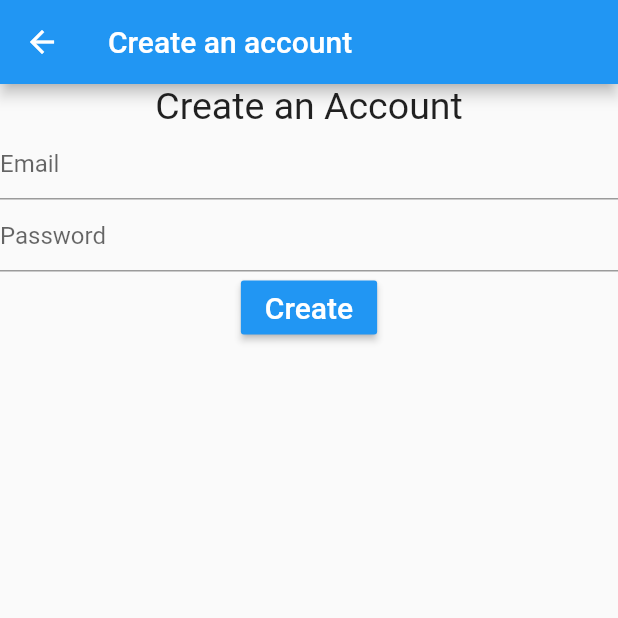
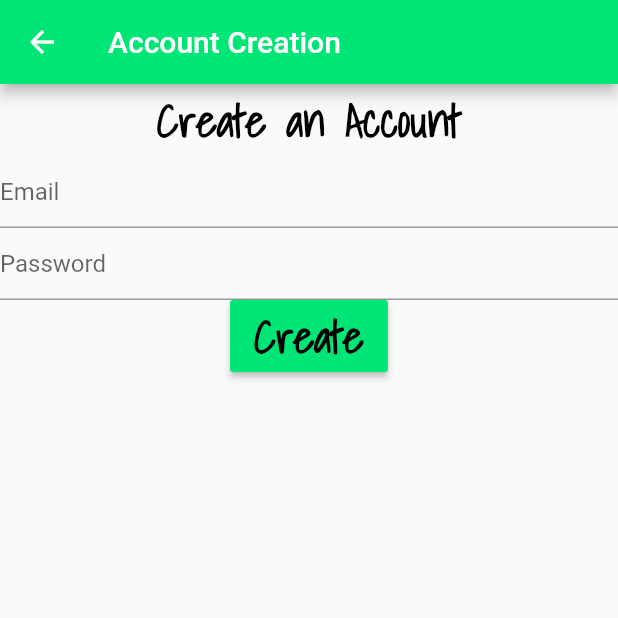
Before and after one commit to joncrg550/AllinthePlan, a Flutter app: the screen it shows after launch, after a tap on "Sign In", after a tap on "No Account yet? Click here to create.", on a phone screen of 412 x 824 dp, the top half of it. Run offline on Flutter 3.47's test engine with Material 2 defaults, Android fonts, the phone set to English and light mode, and no system bars; our stand-ins replace cached_network_image, cloud_firestore, datetime_picker_formfield, firebase_auth, firebase_core, firebase_storage and 2 more; accounts and stored records are empty.

Commit message:
view enhancements

```diff
--- a/lib/screens/signinscreen.dart
+++ b/lib/screens/signinscreen.dart
@@ -31,6 +31,7 @@ class _SignInState extends State<SignInScreen> {
     return Scaffold(
       appBar: AppBar(
         title: Text('Sign In to AllInThePlan!'),
+        backgroundColor: Colors.greenAccent[400],
       ),
       body: SingleChildScrollView(
         child: Form(
@@ -63,9 +64,13 @@ class _SignInState extends State<SignInScreen> {
               RaisedButton(
                 child: Text(
                   'Sign In',
-                  style: TextStyle(fontSize: 20.0, color: Colors.white),
+                  style: TextStyle(
+                      fontFamily: 'ShadowsIntoLight',
+                      fontWeight: FontWeight.bold,
+                      fontSize: 30,
+                      color: Colors.black),
                 ),
-                color: Colors.blue,
+                color: Colors.greenAccent[400],
                 onPressed: myController.signIn,
               ),
               SizedBox(
@@ -76,9 +81,12 @@ class _SignInState extends State<SignInScreen> {
                 child: Text(
                   'No Account yet? Click here to create.',
                   style: TextStyle(
-                    fontSize: 15.0,
-                  ),
+                      fontFamily: 'ShadowsIntoLight',
+                      fontWeight: FontWeight.bold,
+                      fontSize: 18,
+                      color: Colors.black),
                 ),
+                color: Colors.greenAccent[400],
               ),
             ],
           ),
--- a/lib/screens/signupscreen.dart
+++ b/lib/screens/signupscreen.dart
@@ -24,7 +24,10 @@ class _SignUpScreenState extends State<SignUpScreen> {
   Widget build(BuildContext context) {
     return Scaffold(
       appBar: AppBar(
-        title: Text('Create an account'),
+        title: Text(
+          'Account Creation',
+        ),
+        backgroundColor: Colors.greenAccent[400],
       ),
       body: SingleChildScrollView(
         child: Form(
@@ -34,8 +37,10 @@ class _SignUpScreenState extends State<SignUpScreen> {
               Text(
                 "Create an Account",
                 style: TextStyle(
-                  fontSize: 25.0,
-                ),
+                    fontFamily: 'ShadowsIntoLight',
+                    fontWeight: FontWeight.bold,
+                    fontSize: 30,
+                    color: Colors.black),
               ),
               TextFormField(
                 decoration: InputDecoration(hintText: 'Email'),
@@ -55,9 +60,13 @@ class _SignUpScreenState extends State<SignUpScreen> {
                 onPressed: myController.signUp,
                 child: Text(
                   'Create',
-                  style: TextStyle(fontSize: 20.0, color: Colors.white),
+                  style: TextStyle(
+                      fontFamily: 'ShadowsIntoLight',
+                      fontWeight: FontWeight.bold,
+                      fontSize: 30,
+                      color: Colors.black),
                 ),
-                color: Colors.blue,
+                color: Colors.greenAccent[400],
               )
             ],
           ),
--- a/pubspec.yaml
+++ b/pubspec.yaml
@@ -61,6 +61,7 @@ flutter:
   assets:
      - images/homeScreen.jpg
      - images/signInScreen.png
+     - images/comingSoon.jpeg
 
   # An image asset can refer to one or more resolution-specific "variants", see
   # https://flutter.dev/assets-and-images/#resolution-aware.
```
Also changed, not shown: lib/screens/addeventscreen.dart (+2 -7 lines), lib/screens/dailycalendar.dart (+19 -2 lines), lib/screens/deleteeventscreen.dart (+6 -1 lines), lib/screens/homescreen.dart (+43 -4 lines), lib/screens/monthlycalendar.dart (+19 -2 lines), lib/screens/notescreen.dart (+10 -1 lines), lib/screens/profilescreen.dart (+14 -3 lines), lib/screens/weeklycalendar.dart (+19 -2 lines), images/comingSoon.jpeg (added).
